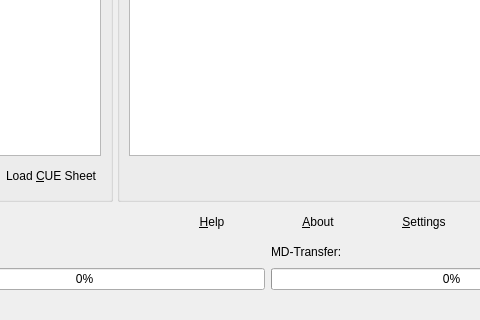
The window that mainwindow.ui (Jo2003/cd2netmd_gui) describes before a commit, drawn with Qt 5; both pictures show x 471 to 951 and y 518 to 838 of the 1165 by 838 pixel window.
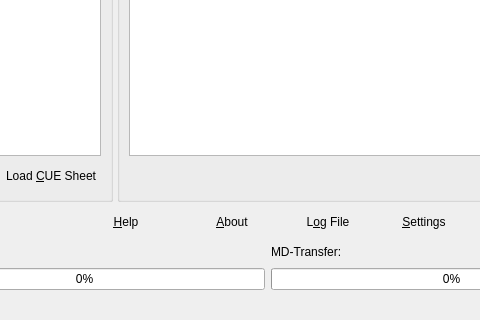
The same window after the commit. Icons and pictures are not drawn. Custom widgets are drawn as their Qt base class.

Commit message: new status widget, icon changes

What changed in the file:
```diff
--- a/mainwindow.ui
+++ b/mainwindow.ui
@@ -351,6 +351,29 @@
         </property>
        </widget>
       </item>
+      <item>
+       <widget class="QPushButton" name="pushLog">
+        <property name="statusTip">
+         <string>Open Log-File</string>
+        </property>
+        <property name="text">
+         <string>L&amp;og File</string>
+        </property>
+        <property name="icon">
+         <iconset resource="resources.qrc">
+          <normaloff>:/buttons/log</normaloff>:/buttons/log</iconset>
+        </property>
+        <property name="iconSize">
+         <size>
+          <width>32</width>
+          <height>32</height>
+         </size>
+        </property>
+        <property name="flat">
+         <bool>true</bool>
+        </property>
+       </widget>
+      </item>
       <item>
        <widget class="QPushButton" name="pushSettings">
         <property name="minimumSize">
```
Left out of the diff: 11 changed lines with no effect on the pictures. The commit also changes 26 other files.
